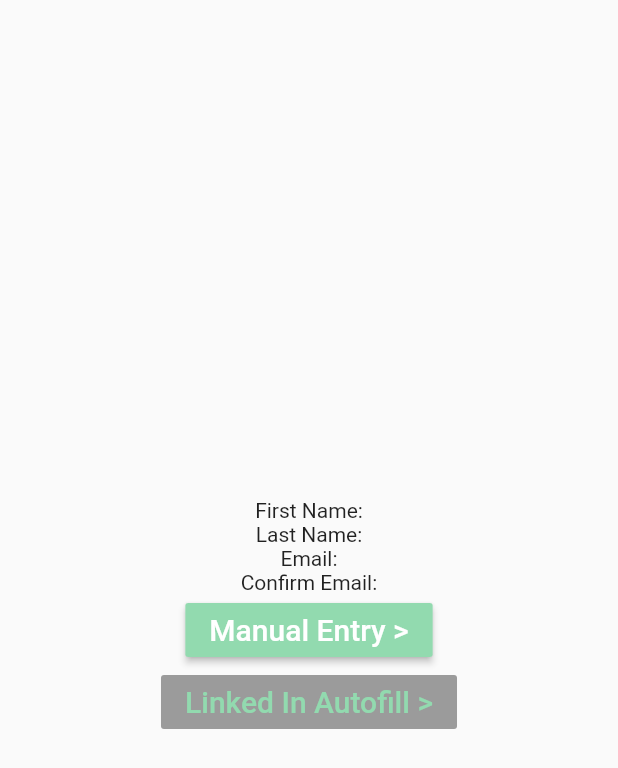
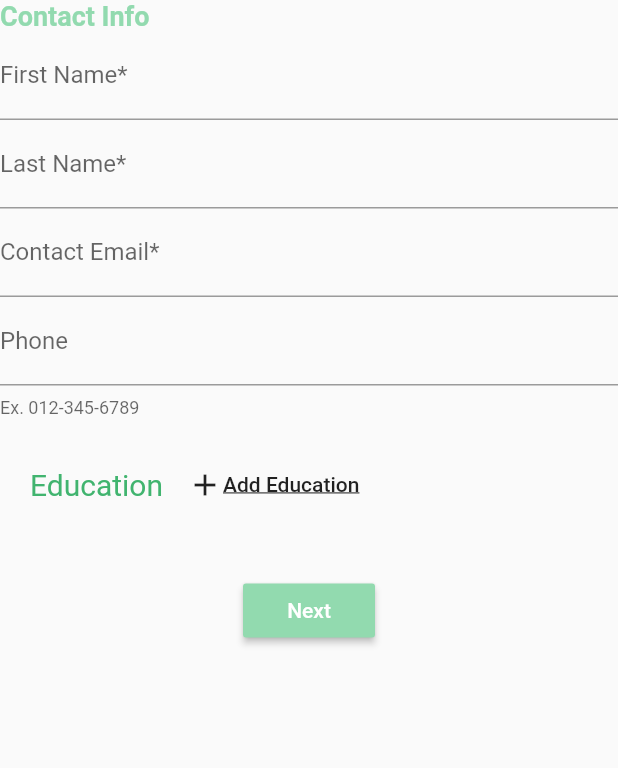
Before and after one commit to awarrier99/Digital-Trading-Cards, a Flutter app: the screen it shows after launch, after a tap on "Create Account", on a phone screen of 412 x 824 dp. Shown: the top 768 px of the screen. Run offline on Flutter 3.47's test engine with Material 2 defaults, Android fonts, the phone set to English and light mode, and no system bars.

Commit message:
Basic Info Step for Create Card

```diff
--- /dev/null
+++ b/ui/lib/Basic_Info_Form.dart
@@ -0,0 +1,72 @@
+import 'package:flutter/material.dart';
+import 'package:flutter/services.dart';
+
+// Create a Form widget.
+class BasicInfoForm extends StatefulWidget {
+  final GlobalKey key;
+
+  BasicInfoForm(this.key);
+
+  @override
+  BasicInfoFormState createState() {
+    return BasicInfoFormState();
+  }
+}
+
+class BasicInfoFormState extends State<BasicInfoForm> {
+  @override
+  Widget build(BuildContext context) {
+    return Form(
+      key: widget.key,
+      child: Column(
+        crossAxisAlignment: CrossAxisAlignment.start,
+        children: <Widget>[
+          Visibility(
+              visible: true,
+              child: Text(
+                'Contact Info',
+                style: TextStyle(
+                    fontWeight: FontWeight.bold,
+                    color: Color(0xFF92DAAF),
+                    fontSize: 18),
+              )),
+          TextFormField(
+            decoration: InputDecoration(labelText: 'First Name*'),
+            validator: (value) {
+              if (value.isEmpty) {
+                return 'Required';
+              }
+              return null;
+            },
+          ),
+          TextFormField(
+            decoration: InputDecoration(labelText: 'Last Name*'),
+            validator: (value) {
+              if (value.isEmpty) {
+                return 'Required';
+              }
+              return null;
+            },
+          ),
+          TextFormField(
+            decoration: InputDecoration(labelText: 'Contact Email*'),
+            keyboardType: TextInputType.emailAddress,
+            validator: (value) {
+              if (value.isEmpty) {
+                return 'Required';
+              }
+              return null;
+            },
+          ),
+          TextFormField(
+            decoration: InputDecoration(
+              labelText: 'Phone',
+              helperText: 'Ex. 012-345-6789',
+            ),
+            keyboardType: TextInputType.phone,
+          ),
+        ],
+      ),
+    );
+  }
+}
--- a/ui/lib/CreateAccount.dart
+++ b/ui/lib/CreateAccount.dart
@@ -1,32 +1,32 @@
 import 'package:flutter/material.dart';
 
+import './Basic_Info_Form.dart';
+import 'CustomWidgets/Forms/DynamicForm.dart';
+
 class CreateAccount extends StatelessWidget {
+  final _createAccountFormKey = GlobalKey<FormState>();
+
   @override
   Widget build(BuildContext context) {
     return Scaffold(
-        body: Center(
-      child: Column(
-        mainAxisAlignment: MainAxisAlignment.center,
-        children: <Widget>[
-          Text('First Name:'),
-          Text('Last Name:'),
-          Text('Email:'),
-          Text('Confirm Email:'),
-          RaisedButton(
-            onPressed: () {},
-            textColor: Colors.white,
-            color: Color(0xFF92DAAF),
-            child: const Text('Manual Entry >', style: TextStyle(fontSize: 20)),
-          ),
-          RaisedButton(
-            onPressed: null,
-            textColor: Color(0xFF92DAAF),
-            color: Colors.white,
-            child: const Text('Linked In Autofill >',
-                style: TextStyle(fontSize: 20)),
-          ),
-        ],
-      ),
+        body: SingleChildScrollView(
+      child: Form(
+          child: Column(children: <Widget>[
+        BasicInfoForm(_createAccountFormKey),
+        DynamicForm('Education'),
+        Padding(
+            padding: const EdgeInsets.symmetric(vertical: 16.0),
+            child: RaisedButton(
+              child: Text('Next'),
+              textColor: Colors.white,
+              color: Color(0xFF92DAAF),
+              onPressed: () {
+                if (_createAccountFormKey.currentState.validate()) {
+                  Navigator.pop(context);
+                }
+              },
+            )),
+      ])),
     ));
   }
 }
--- /dev/null
+++ b/ui/lib/CustomWidgets/Forms/DynamicForm.dart
@@ -0,0 +1,60 @@
+import 'package:flutter/material.dart';
+
+import 'SubForm.dart';
+
+class DynamicForm extends StatefulWidget {
+  final String title;
+  DynamicForm(this.title);
+
+  @override
+  _DynamicFormState createState() => _DynamicFormState();
+}
+
+class _DynamicFormState extends State<DynamicForm> {
+  int index = 0;
+  final _formKey = GlobalKey<FormState>();
+
+  callback() {
+    setState(() {
+      index--;
+    });
+  }
+
+  @override
+  Widget build(BuildContext context) {
+    return Padding(
+        padding: EdgeInsets.all(20),
+        child: Form(
+            key: _formKey,
+            child: Column(children: [
+              Row(mainAxisAlignment: MainAxisAlignment.start, children: [
+                Text(widget.title,
+                    style: TextStyle(fontSize: 20, color: Color(0xFF41B46F))),
+                FlatButton(
+                  onPressed: () {
+                    //Add new form
+                    setState(() {
+                      if (_formKey.currentState.validate()) {
+                        index++;
+                      }
+                    });
+                    return;
+                  },
+                  child: Row(
+                    children: [
+                      Icon(Icons.add),
+                      Text(
+                        'Add ${widget.title}',
+                        style: TextStyle(
+                          decoration: TextDecoration.underline,
+                        ),
+                      )
+                    ],
+                  ),
+                ),
+              ]),
+              for (int i = 0; i < index; i++)
+                SubForm('${widget.title}', (i + 1), callback),
+            ])));
+  }
+}
--- a/ui/lib/main.dart
+++ b/ui/lib/main.dart
@@ -1,6 +1,6 @@
 import 'package:flutter/material.dart';
 
-import 'CreateAccount.dart';
+import 'package:ui/CreateAccount.dart';
 
 void main() {
   runApp(MyApp());
@@ -13,6 +13,7 @@ class MyApp extends StatelessWidget {
       title: 'Wisteria',
       theme: ThemeData(
         primarySwatch: Colors.green,
+        primaryColor: Color(0xFF92DAAF),
         visualDensity: VisualDensity.adaptivePlatformDensity,
       ),
       home: WelcomeScreen(title: 'Wisteria'),
@@ -57,8 +58,7 @@ class _WelcomeScreenState extends State<WelcomeScreen> {
               },
               textColor: Color(0xFF92DAAF),
               color: Colors.white,
-              child:
-                  const Text('Create Account', style: TextStyle(fontSize: 20)),
+              child: Text('Create Account', style: TextStyle(fontSize: 20)),
             ),
           ],
         ),
--- a/ui/pubspec.yaml
+++ b/ui/pubspec.yaml
@@ -23,7 +23,6 @@ environment:
 dependencies:
   flutter:
     sdk: flutter
-
 
   # The following adds the Cupertino Icons font to your application.
   # Use with the CupertinoIcons class for iOS style icons.
```
Also changed, not shown: ui/lib/CustomWidgets/Forms/CheckboxFormField.dart (added, +32 -0 lines), ui/lib/CustomWidgets/Forms/DropdownFormField.dart (added, +44 -0 lines), ui/lib/CustomWidgets/Forms/EducationInputs.dart (added, +40 -0 lines), ui/lib/CustomWidgets/Forms/SubForm.dart (added, +35 -0 lines).
